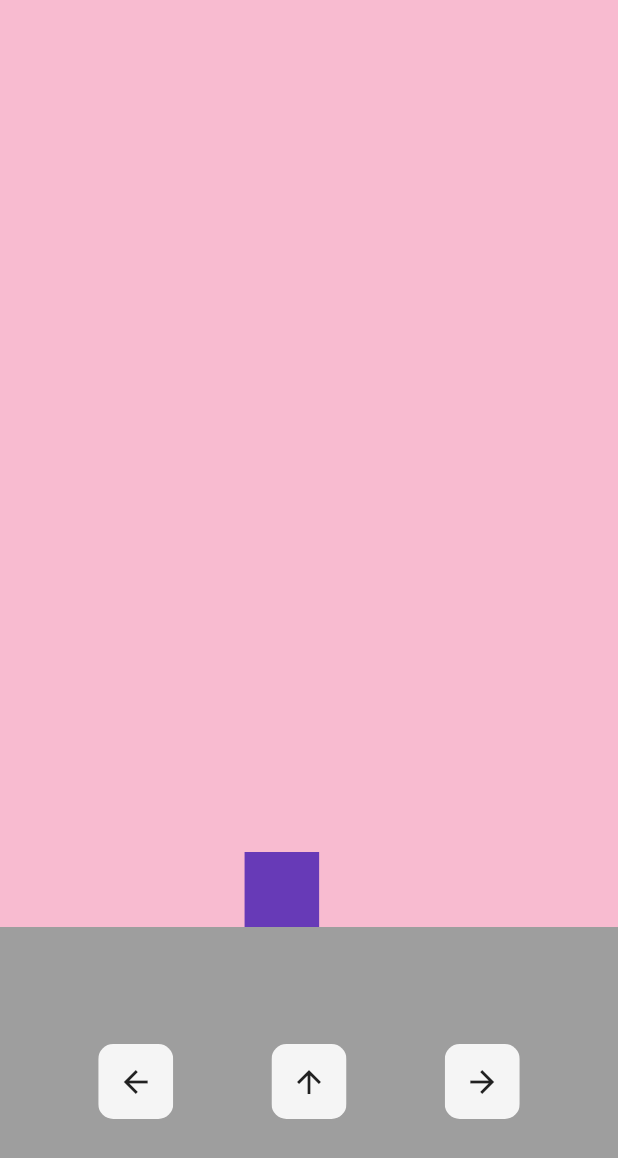
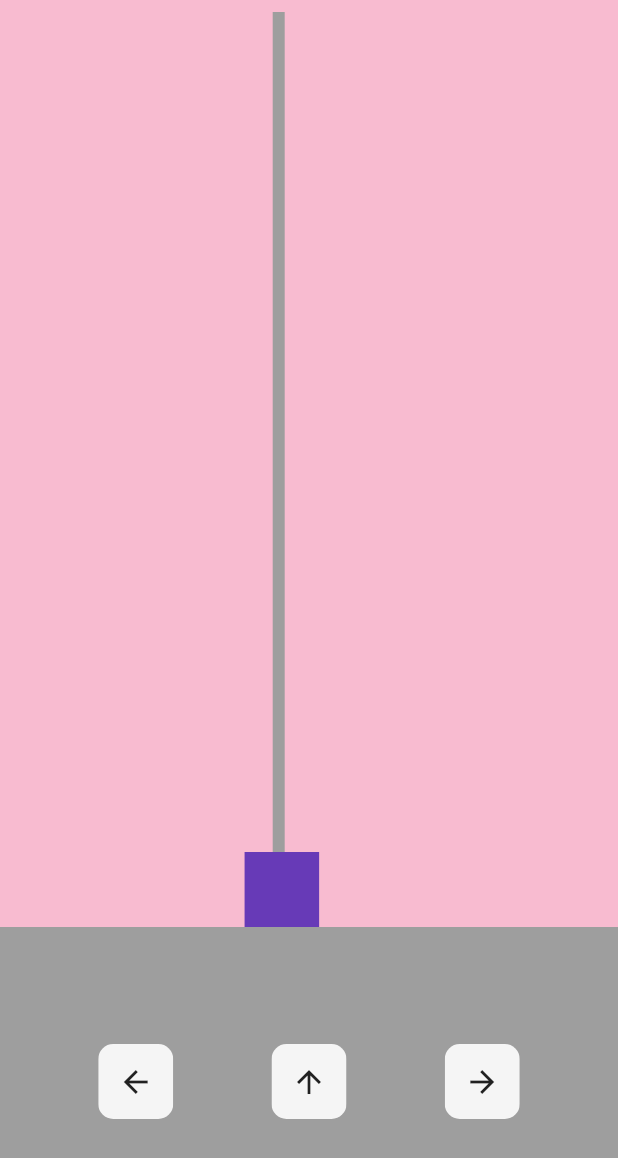
Before and after one commit to Nooberd-Incompat/bubble-trouble, a Flutter app: the screen it shows after launch, after a tap on the "arrow upward" icon, on a phone screen of 412 x 824 dp. Shown: the top 1158 px of the screen. Run offline on Flutter 3.47's test engine with Material 3 defaults, Android fonts, the phone set to English and light mode, and no system bars.

Commit message:
implemented missile firing mechanics. initialised ball.

```diff
--- a/lib/screens/home.dart
+++ b/lib/screens/home.dart
@@ -1,7 +1,8 @@
+import 'dart:async';
 import 'package:bubbletrouble/widgets/button.dart';
+import 'package:bubbletrouble/widgets/missile.dart';
 import 'package:bubbletrouble/widgets/player.dart';
 import 'package:flutter/material.dart';
-import 'package:flutter/widgets.dart';
 
 class HomePage extends StatefulWidget {
   const HomePage({super.key});
@@ -12,29 +13,67 @@ class HomePage extends StatefulWidget {
 
 class _HomePageState extends State<HomePage> {
   //player variables
-  double playerX = 0;
+  static double playerX = 0;
+  //missile variables
+  double missileX = playerX;
+  double missileheight = 10;
+  bool midShot = false;
 
   void moveLeft() {
     setState(() {
+      if (playerX - 0.1 < -1) {
+      } else {
         playerX -= 0.1;
+      }
+      //only make the X coordinate same, if the shot has not yet commenced
+      if (!midShot) {
+        missileX = playerX;
+      }
     });
   }
 
   void moveRight() {
     setState(() {
+      if (playerX + 0.1 > 1) {
+        //do nothing
+      } else {
         playerX += 0.1;
+      }
+      //only make the X coordinate same, if the shot has not yet commenced
+      if (!midShot) {
+        missileX = playerX;
+      }
     });
   }
 
-  void fireMissile() {}
+  void fireMissile() {
+    if (!midShot) {
+      Timer.periodic(Duration(milliseconds: 20), (timer) {
+        //shots fired
+        midShot = true;
+
+//missile grows till it hits the top of the screen
+        setState(() {
+          missileheight += 10;
+        });
+        if (missileheight > MediaQuery.of(context).size.height * 3 / 4) {
+          //stop missile
+          resetMissile();
+          timer.cancel();
+          midShot = false;
+        }
+      });
+    }
+  }
+
+  void resetMissile() {
+    missileX = playerX;
+    missileheight = 10;
+  }
 
   @override
   Widget build(BuildContext context) {
-    return KeyboardListener(
-      focusNode: FocusNode(),
-      autofocus: true,
-      // onKeyEvent: (KeyEvent event) {if(event.physicalKey.)},
-      child: Column(
+    return Column(
       children: [
         Expanded(
           flex: 3,
@@ -43,7 +82,13 @@ class _HomePageState extends State<HomePage> {
             child: Center(
               child: Stack(
                 children: [
-                    MyPlayer(playerX: playerX),
+                  MyMissile(
+                    missileX: missileX,
+                    missileheight: missileheight,
+                  ),
+                  MyPlayer(
+                    playerX: playerX,
+                  ),
                 ],
               ),
             ),
@@ -68,10 +113,10 @@ class _HomePageState extends State<HomePage> {
                   function: moveRight,
                 ),
               ],
-                )),
+            ),
+          ),
         )
       ],
-      ),
     );
   }
 }
--- /dev/null
+++ b/lib/widgets/ball.dart
@@ -0,0 +1,13 @@
+import 'package:flutter/material.dart';
+
+class MyBall extends StatelessWidget {
+  const MyBall({super.key, required this.ballX, required this.ballY});
+
+  final double ballX;
+  final double ballY;
+
+  @override
+  Widget build(BuildContext context) {
+    return Container();
+  }
+}
--- /dev/null
+++ b/lib/widgets/missile.dart
@@ -0,0 +1,20 @@
+import 'package:flutter/material.dart';
+
+class MyMissile extends StatelessWidget {
+  const MyMissile({super.key, this.missileX, this.missileheight});
+
+  final missileX;
+  final missileheight;
+
+  @override
+  Widget build(BuildContext context) {
+    return Container(
+      alignment: Alignment(missileX, 1),
+      child: Container(
+        width: 8,
+        height: missileheight,
+        color: Colors.grey,
+      ),
+    );
+  }
+}
```
Also changed, not shown: 1 other file. Lines whose indentation alone changed are shown as unchanged.
